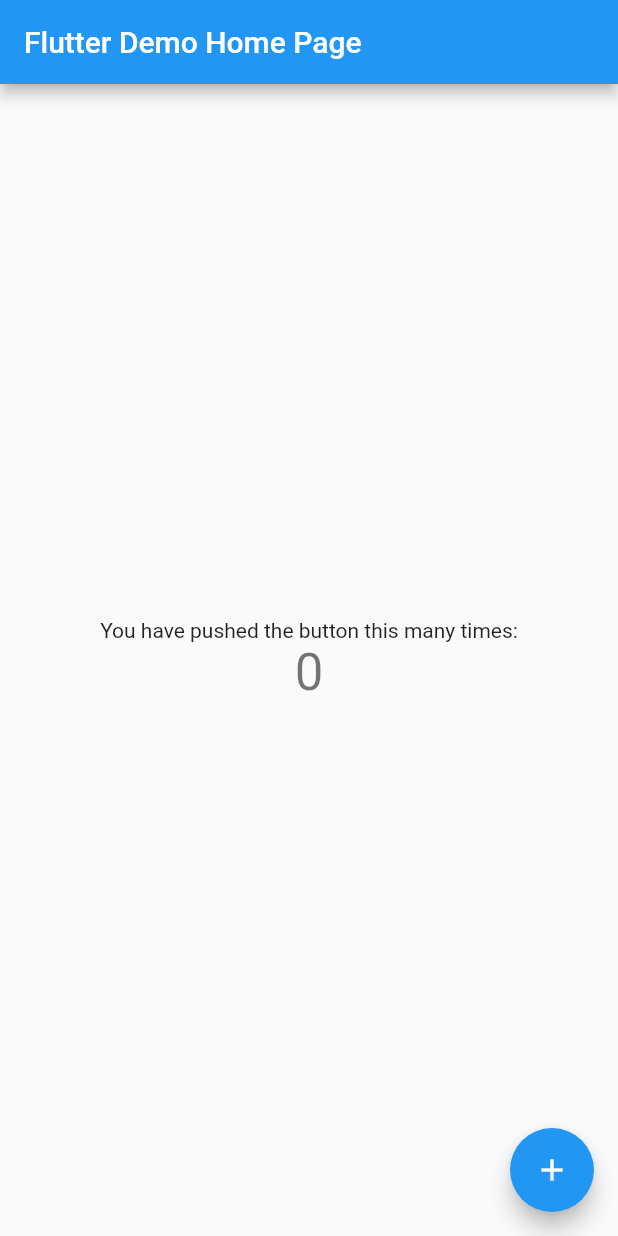
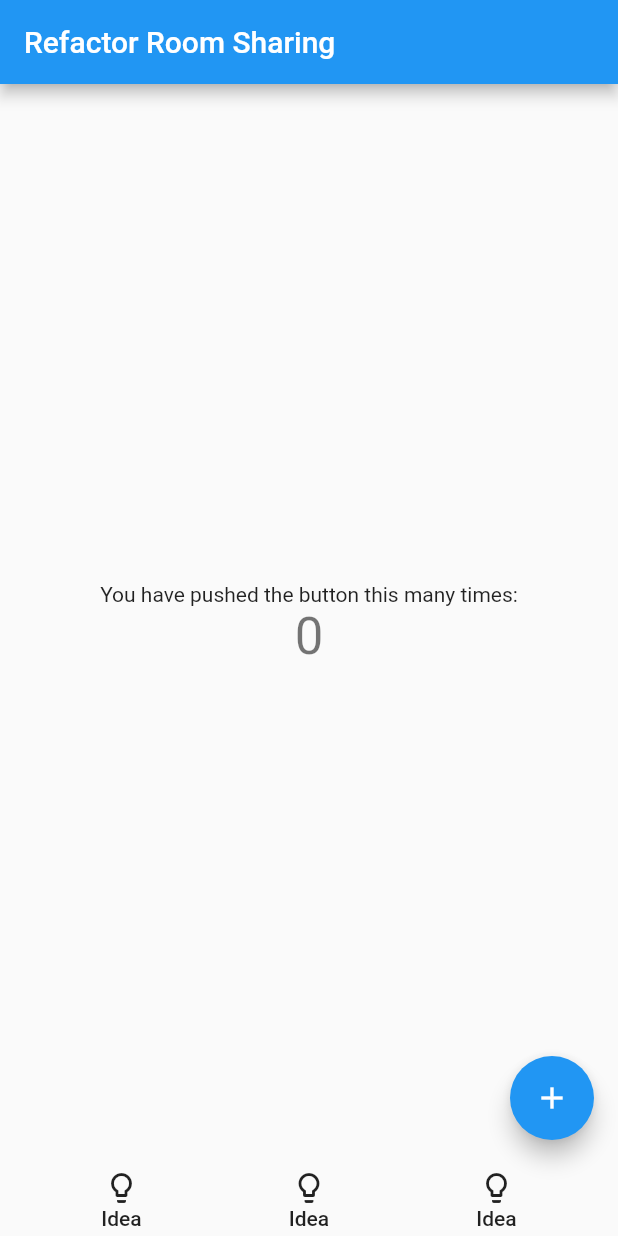
Before and after one commit to shibadog39/refactor-room-sharing-flutter, a Flutter app: the screen it shows after launch, on a phone screen of 412 x 824 dp. Run offline on Flutter 3.47's test engine with Material 2 defaults, Android fonts, the phone set to English and light mode, and no system bars.

Commit message:
タイトルを変更する footerのボタンを追加してみる

```diff
--- a/lib/main.dart
+++ b/lib/main.dart
@@ -9,103 +9,68 @@ class MyApp extends StatelessWidget {
     return MaterialApp(
       title: 'Flutter Demo',
       theme: ThemeData(
-        // This is the theme of your application.
-        //
-        // Try running your application with "flutter run". You'll see the
-        // application has a blue toolbar. Then, without quitting the app, try
-        // changing the primarySwatch below to Colors.green and then invoke
-        // "hot reload" (press "r" in the console where you ran "flutter run",
-        // or simply save your changes to "hot reload" in a Flutter IDE).
-        // Notice that the counter didn't reset back to zero; the application
-        // is not restarted.
         primarySwatch: Colors.blue,
       ),
-      home: MyHomePage(title: 'Flutter Demo Home Page'),
-    );
-  }
-}
-
-class MyHomePage extends StatefulWidget {
-  MyHomePage({Key key, this.title}) : super(key: key);
-
-  // This widget is the home page of your application. It is stateful, meaning
-  // that it has a State object (defined below) that contains fields that affect
-  // how it looks.
-
-  // This class is the configuration for the state. It holds the values (in this
-  // case the title) provided by the parent (in this case the App widget) and
-  // used by the build method of the State. Fields in a Widget subclass are
-  // always marked "final".
-
-  final String title;
-
-  @override
-  _MyHomePageState createState() => _MyHomePageState();
-}
-
-class _MyHomePageState extends State<MyHomePage> {
-  int _counter = 0;
-
-  void _incrementCounter() {
-    setState(() {
-      // This call to setState tells the Flutter framework that something has
-      // changed in this State, which causes it to rerun the build method below
-      // so that the display can reflect the updated values. If we changed
-      // _counter without calling setState(), then the build method would not be
-      // called again, and so nothing would appear to happen.
-      _counter++;
-    });
-  }
-
-  @override
-  Widget build(BuildContext context) {
-    // This method is rerun every time setState is called, for instance as done
-    // by the _incrementCounter method above.
-    //
-    // The Flutter framework has been optimized to make rerunning build methods
-    // fast, so that you can just rebuild anything that needs updating rather
-    // than having to individually change instances of widgets.
-    return Scaffold(
+      home: Scaffold(
         appBar: AppBar(
-        // Here we take the value from the MyHomePage object that was created by
-        // the App.build method, and use it to set our appbar title.
-        title: Text(widget.title),
+          title: Text('Refactor Room Sharing'),
         ),
         body: Center(
-        // Center is a layout widget. It takes a single child and positions it
-        // in the middle of the parent.
           child: Column(
-          // Column is also a layout widget. It takes a list of children and
-          // arranges them vertically. By default, it sizes itself to fit its
-          // children horizontally, and tries to be as tall as its parent.
-          //
-          // Invoke "debug painting" (press "p" in the console, choose the
-          // "Toggle Debug Paint" action from the Flutter Inspector in Android
-          // Studio, or the "Toggle Debug Paint" command in Visual Studio Code)
-          // to see the wireframe for each widget.
-          //
-          // Column has various properties to control how it sizes itself and
-          // how it positions its children. Here we use mainAxisAlignment to
-          // center the children vertically; the main axis here is the vertical
-          // axis because Columns are vertical (the cross axis would be
-          // horizontal).
             mainAxisAlignment: MainAxisAlignment.center,
             children: <Widget>[
               Text(
                 'You have pushed the button this many times:',
               ),
               Text(
-              '$_counter',
+                '0',
                 style: Theme.of(context).textTheme.display1,
               ),
             ],
           ),
         ),
         floatingActionButton: FloatingActionButton(
-        onPressed: _incrementCounter,
           tooltip: 'Increment',
           child: Icon(Icons.add),
-      ), // This trailing comma makes auto-formatting nicer for build methods.
+        ),
+        bottomNavigationBar: new Container(
+          child: Row(
+            mainAxisAlignment: MainAxisAlignment.spaceEvenly,
+            children: <Widget>[
+              FlatButton(
+                onPressed: () {},
+                child: Column(
+                  mainAxisSize: MainAxisSize.min,
+                  children: <Widget>[
+                    new Icon(Icons.lightbulb_outline),
+                    new Text('Idea'),
+                  ],
+                ),
+              ),
+              FlatButton(
+                onPressed: () {},
+                child: Column(
+                  mainAxisSize: MainAxisSize.min,
+                  children: <Widget>[
+                    new Icon(Icons.lightbulb_outline),
+                    new Text('Idea'),
+                  ],
+                ),
+              ),
+              FlatButton(
+                onPressed: () {},
+                child: Column(
+                  mainAxisSize: MainAxisSize.min,
+                  children: <Widget>[
+                    new Icon(Icons.lightbulb_outline),
+                    new Text('Idea'),
+                  ],
+                ),
+              ),
+            ],
+          ),
+        ),
+      ),
     );
   }
 }
```
Lines whose indentation alone changed are shown as unchanged.
